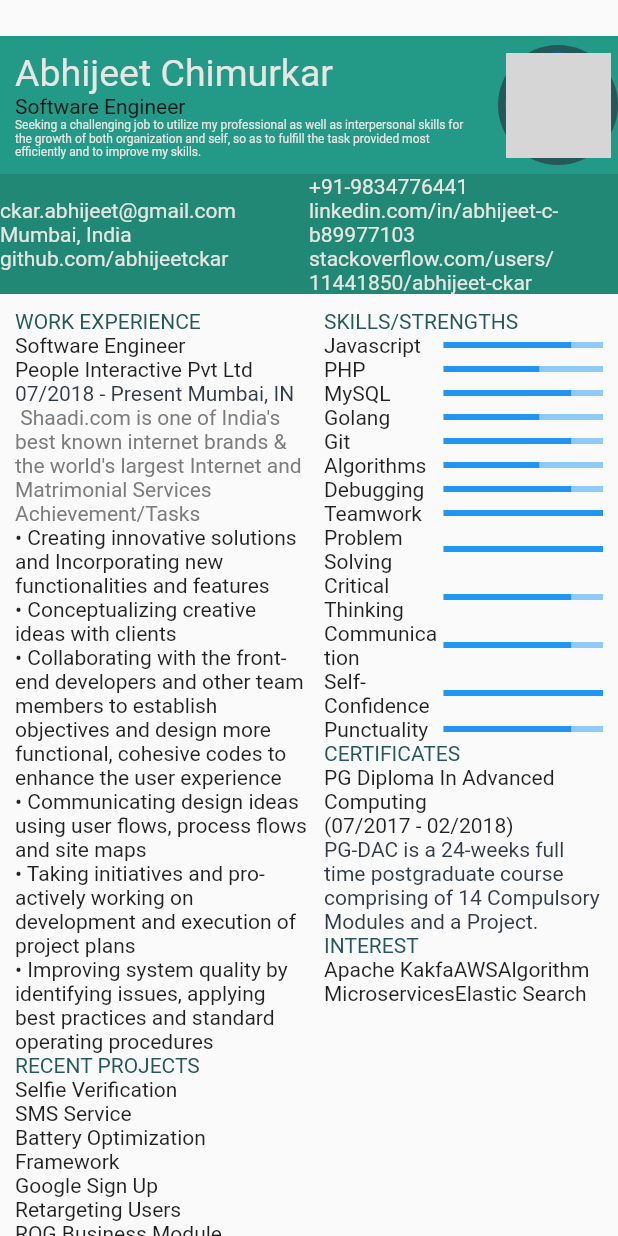
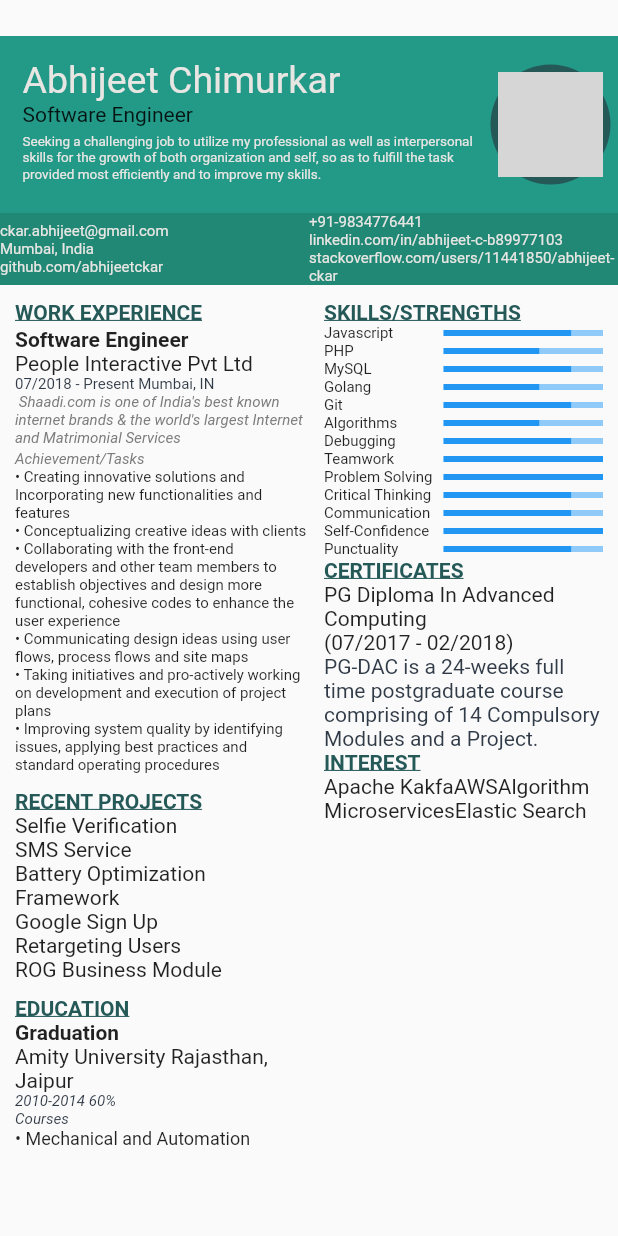
Before and after one commit to abhijeetckar/my_resume, a Flutter app: the screen it shows after launch, on a phone screen of 412 x 824 dp. Run offline on Flutter 3.47's test engine with Material 2 defaults, Android fonts, the phone set to English and light mode, and no system bars; our stand-ins replace font_awesome_flutter; grey boxes are pictures that could not be loaded.

```diff
--- a/lib/main.dart
+++ b/lib/main.dart
@@ -10,13 +10,14 @@ class ProfilePage extends StatelessWidget {
   @override
   Widget build(BuildContext context) {
     return Scaffold(
-      body : SingleChildScrollView(
+      body: SingleChildScrollView(
         child: Column(
           children: <Widget>[
             SizedBox(height: 24.0),
             Container(
                 color: Color.fromRGBO(35, 153, 136, 1),
-                child : Row(
+                padding: EdgeInsets.all(5.0),
+                child: Row(
                   children: <Widget>[
                     Expanded(
                       child: Container(
@@ -24,22 +25,26 @@ class ProfilePage extends StatelessWidget {
                           child: Column(
                             crossAxisAlignment: CrossAxisAlignment.start,
                             children: <Widget>[
-                            Text('Abhijeet Chimurkar',
+                              Text(
+                                'Abhijeet Chimurkar',
                                 style: TextStyle(
                                   color: Color.fromRGBO(232, 230, 227, 1),
                                   fontSize: 25,
                                 ),
                               ),
                               Text('Software Engineer'),
-                            Text('Seeking a challenging job to utilize my professional as well as interpersonal skills for the growth of both organization and self, so as to fulfill the task provided most efficiently and to improve my skills.',
+                              Padding(
+                                child: Text(
+                                  'Seeking a challenging job to utilize my professional as well as interpersonal skills for the growth of both organization and self, so as to fulfill the task provided most efficiently and to improve my skills.',
                                   style: TextStyle(
                                     color: Color.fromRGBO(232, 230, 227, 1),
-                                fontSize: 8,
+                                    fontSize: 9,
                                   ),
+                                ),
+                                padding: EdgeInsets.fromLTRB(0, 5, 0, 5),
                               )
                             ],
-                        )
-                      ),
+                          )),
                     ),
                     Container(
                         width: 80.0,
@@ -51,52 +56,60 @@ class ProfilePage extends StatelessWidget {
                             radius: 35.0,
                             backgroundImage: AssetImage('images/image_2.jpg'),
                           ),
-                      )
-                    ),
+                        )),
                   ],
-                )
-            ),
+                )),
             Container(
               color: Color.fromRGBO(33, 136, 118, 1),
               child: Row(
                 children: <Widget>[
-                  Expanded(child: Container(
+                  Expanded(
+                      child: Container(
                     child: Column(
                       crossAxisAlignment: CrossAxisAlignment.start,
                       children: <Widget>[
                         Row(
                           children: <Widget>[
                             InkWell(
-                              child: Text('ckar.abhijeet@gmail.com',
+                              child: Text(
+                                'ckar.abhijeet@gmail.com',
                                 style: TextStyle(
                                   color: Color.fromRGBO(232, 230, 227, 1),
+                                  fontSize: 10
                                 ),
                               ),
-                              onTap: ()async{
-                                if (await canLaunch("mailto:ckar.abhijeet@gmail.com")) {
-                                  await launch("mailto:ckar.abhijeet@gmail.com");
-                                }else {
+                              onTap: () async {
+                                if (await canLaunch(
+                                    "mailto:ckar.abhijeet@gmail.com")) {
+                                  await launch(
+                                      "mailto:ckar.abhijeet@gmail.com");
+                                } else {
                                   throw 'Could not launch mailto:ckar.abhijeet@gmail.com';
                                 }
                               },
                             ),
                           ],
                         ),
-                        Text('Mumbai, India',
+                        Text(
+                          'Mumbai, India',
                           style: TextStyle(
                             color: Color.fromRGBO(232, 230, 227, 1),
+                            fontSize: 10
                           ),
                         ),
                         InkWell(
-                          child: Text('github.com/abhijeetckar',
+                          child: Text(
+                            'github.com/abhijeetckar',
                             style: TextStyle(
                               color: Color.fromRGBO(232, 230, 227, 1),
+                              fontSize: 10
                             ),
                           ),
-                          onTap: ()async{
-                            if (await canLaunch("https://github.com/abhijeetckar")) {
+                          onTap: () async {
+                            if (await canLaunch(
+                                "https://github.com/abhijeetckar")) {
                               await launch("https://github.com/abhijeetckar");
-                            }else {
+                            } else {
                               throw 'Could not launch https://github.com/abhijeetckar';
                             }
                           },
@@ -104,39 +117,50 @@ class ProfilePage extends StatelessWidget {
                       ],
                     ),
                   )),
-                  Expanded(child: Container(
+                  Expanded(
+                      child: Container(
                     child: Column(
                       crossAxisAlignment: CrossAxisAlignment.start,
                       children: <Widget>[
-                        Text('+91-9834776441',
+                        Text(
+                          '+91-9834776441',
                           style: TextStyle(
                             color: Color.fromRGBO(232, 230, 227, 1),
+                            fontSize: 10
                           ),
                         ),
                         InkWell(
-                          child: Text('linkedin.com/in/abhijeet-c-b89977103',
+                          child: Text(
+                            'linkedin.com/in/abhijeet-c-b89977103',
                             style: TextStyle(
                               color: Color.fromRGBO(232, 230, 227, 1),
+                              fontSize: 10
                             ),
                           ),
-                          onTap: ()async{
-                            if (await canLaunch("https://linkedin.com/in/abhijeet-c-b89977103")) {
-                              await launch("https://linkedin.com/in/abhijeet-c-b89977103");
-                            }else {
+                          onTap: () async {
+                            if (await canLaunch(
+                                "https://linkedin.com/in/abhijeet-c-b89977103")) {
+                              await launch(
+                                  "https://linkedin.com/in/abhijeet-c-b89977103");
+                            } else {
                               throw 'Could not launch https://linkedin.com/in/abhijeet-c-b89977103';
                             }
                           },
                         ),
                         InkWell(
-                          child: Text('stackoverflow.com/users/11441850/abhijeet-ckar',
+                          child: Text(
+                            'stackoverflow.com/users/11441850/abhijeet-ckar',
                             style: TextStyle(
                               color: Color.fromRGBO(232, 230, 227, 1),
+                              fontSize: 10
                             ),
                           ),
-                          onTap: ()async{
-                            if (await canLaunch("https://stackoverflow.com/users/11441850/abhijeet-ckar")) {
-                              await launch("https://stackoverflow.com/users/11441850/abhijeet-ckar");
-                            }else {
+                          onTap: () async {
+                            if (await canLaunch(
+                                "https://stackoverflow.com/users/11441850/abhijeet-ckar")) {
+                              await launch(
+                                  "https://stackoverflow.com/users/11441850/abhijeet-ckar");
+                            } else {
                               throw 'Could not launch https://stackoverflow.com/users/11441850/abhijeet-ckar';
                             }
                           },
@@ -160,44 +184,101 @@ class ProfilePage extends StatelessWidget {
                             child: Column(
                               crossAxisAlignment: CrossAxisAlignment.start,
                               children: <Widget>[
-                                Text('WORK EXPERIENCE',
+                                Text(
+                                  'WORK EXPERIENCE',
                                   style: TextStyle(
                                     color: Color.fromRGBO(37, 89, 88, 1),
+                                    fontSize: 14,
+                                    fontWeight: FontWeight.w700,
+                                    decoration: TextDecoration.underline
                                   ),
                                 ),
-                                Text('Software Engineer'),
-                                Text('People Interactive Pvt Ltd'),
-                                Text('07/2018 - Present Mumbai, IN',
+                                SizedBox(height: 2),
+                                Text('Software Engineer',
+                                  style : TextStyle(
+                                    fontSize: 14,
+                                    fontWeight: FontWeight.w700,
+                                  )
+                                ),
+                                Text('People Interactive Pvt Ltd',
+                                  style : TextStyle(
+                                    fontSize: 14,
+                                  )
+                                ),
+                                Text(
+                                  '07/2018 - Present Mumbai, IN',
                                   style: TextStyle(
+                                    fontSize: 10,
                                     color: Color.fromRGBO(49, 59, 71, 1),
                                   ),
                                 ),
-                                Text(' Shaadi.com is one of India\'s best known internet brands & the world\'s largest Internet and Matrimonial Services',
+                                Text(
+                                  ' Shaadi.com is one of India\'s best known internet brands & the world\'s largest Internet and Matrimonial Services',
                                   style: TextStyle(
-                                    color: Color.fromRGBO(124, 124, 124, 1)
+                                      fontSize: 10,
+                                      fontStyle: FontStyle.italic,
+                                      color: Color.fromRGBO(124, 124, 124, 1)),
+                                ),
+                                SizedBox(height: 2),
+                                Text(
+                                  'Achievement/Tasks',
+                                  style: TextStyle(
+                                      fontSize: 10,
+                                      fontStyle: FontStyle.italic,
+                                      color: Color.fromRGBO(124, 124, 124, 1)),
+                                ),
+                                Text(
+                                  '\u2022 Creating innovative solutions and Incorporating new functionalities and features',
+                                  style: TextStyle(
+                                    fontSize: 10,
                                   ),
                                 ),
-                                Text('Achievement/Tasks',
+                                Text(
+                                  '\u2022 Conceptualizing creative ideas with clients',
                                   style: TextStyle(
-                                      color: Color.fromRGBO(124, 124, 124, 1)
+                                    fontSize: 10,
                                   ),
                                 ),
-                                Text('\u2022 Creating innovative solutions and Incorporating new functionalities and features'),
-                                Text('\u2022 Conceptualizing creative ideas with clients'),
-                                Text('\u2022 Collaborating with the front-end developers and other team members to establish objectives and design more functional, cohesive codes to enhance the user experience'),
-                                Text('\u2022 Communicating design ideas using user flows, process flows and site maps'),
-                                Text('\u2022 Taking initiatives and pro-actively working on development and execution of project plans'),
-                                Text('\u2022 Improving system quality by identifying issues, applying best practices and standard operating procedures'),
+                                Text(
+                                    '\u2022 Collaborating with the front-end developers and other team members to establish objectives and design more functional, cohesive codes to enhance the user experience',
+                                  style: TextStyle(
+                                    fontSize: 10,
+                                  ),
+                                ),
+                                Text(
+                                    '\u2022 Communicating design ideas using user flows, process flows and site maps',
+                                  style: TextStyle(
+                                    fontSize: 10,
+                                  ),
+                                ),
+                                Text(
+                                    '\u2022 Taking initiatives and pro-actively working on development and execution of project plans',
+                                  style: TextStyle(
+                                    fontSize: 10,
+                                  ),
+                                ),
+                                Text(
+                                    '\u2022 Improving system quality by identifying issues, applying best practices and standard operating procedures',
+                                  style: TextStyle(
+                                    fontSize: 10,
+                                  ),
+                                ),
                               ],
                             ),
                           ),
+                          SizedBox(height: 10),
                           Container(
                             child: Column(
                               crossAxisAlignment: CrossAxisAlignment.start,
+                              mainAxisAlignment: MainAxisAlignment.start,
                               children: <Widget>[
-                                Text('RECENT PROJECTS',
+                                Text(
+                                  'RECENT PROJECTS',
                                   style: TextStyle(
                                     color: Color.fromRGBO(37, 89, 88, 1),
+                                    fontSize: 14,
+                                    fontWeight: FontWeight.w700,
+                                    decoration: TextDecoration.underline
                                   ),
                                 ),
                                 Text('Selfie Verification'),
@@ -209,28 +290,48 @@ class ProfilePage extends StatelessWidget {
                               ],
                             ),
                           ),
+                          SizedBox(height: 10),
                           Container(
                             child: Column(
                               crossAxisAlignment: CrossAxisAlignment.start,
                               children: [
-                                Text('EDUCATION',
+                                Text(
+                                  'EDUCATION',
                                   style: TextStyle(
                                     color: Color.fromRGBO(37, 89, 88, 1),
+                                    fontSize: 14,
+                                    fontWeight: FontWeight.w700,
+                                    decoration: TextDecoration.underline
                                   ),
                                 ),
-                                Text('Graduation'),
+                                Text('Graduation',
+                                  style: TextStyle(
+                                    fontSize: 14,
+                                    fontWeight: FontWeight.w700,
+                                  ),
+                                ),
                                 Text('Amity University Rajasthan, Jaipur'),
-                                Text('2010-2014 60%',
+                                Text(
+                                  '2010-2014 60%',
                                   style: TextStyle(
                                     color: Color.fromRGBO(49, 59, 71, 1),
+                                    fontSize: 10,
+                                    fontStyle: FontStyle.italic
                                   ),
                                 ),
-                                Text('Courses',
+                                Text(
+                                  'Courses',
                                   style: TextStyle(
                                     color: Color.fromRGBO(49, 59, 71, 1),
+                                    fontSize: 10,
+                                    fontStyle: FontStyle.italic
                                   ),
                                 ),
-                                Text('\u2022 Mechanical and Automation'),
+                                Text('\u2022 Mechanical and Automation',
+                                  style: TextStyle(
+                                    fontSize: 12,
+                                  ),
+                                ),
                               ],
                             ),
                           )
@@ -240,16 +341,20 @@ class ProfilePage extends StatelessWidget {
                   ),
                   Expanded(
                     child: Container(
-                      margin: EdgeInsets.only(left : 10.0),
+                      margin: EdgeInsets.only(left: 10.0),
                       child: Column(
                         children: <Widget>[
                           Container(
                             child: Column(
                               crossAxisAlignment: CrossAxisAlignment.start,
                               children: <Widget>[
-                                Text('SKILLS/STRENGTHS',
+                                Text(
+                                  'SKILLS/STRENGTHS',
                                   style: TextStyle(
                                     color: Color.fromRGBO(37, 89, 88, 1),
+                                    fontSize: 14,
+                                    fontWeight: FontWeight.w700,
+                                    decoration: TextDecoration.underline
                                   ),
                                 ),
                                 _buildSkillRow("Javascript", 0.80),
@@ -272,14 +377,19 @@ class ProfilePage extends StatelessWidget {
                             child: Column(
                               crossAxisAlignment: CrossAxisAlignment.start,
                               children: <Widget>[
-                                Text('CERTIFICATES',
+                                Text(
+                                  'CERTIFICATES',
                                   style: TextStyle(
                                     color: Color.fromRGBO(37, 89, 88, 1),
+                                    fontSize: 14,
+                                    fontWeight: FontWeight.w700,
+                                    decoration: TextDecoration.underline
                                   ),
                                 ),
                                 Text('PG Diploma In Advanced Computing'),
                                 Text('(07/2017 - 02/2018)'),
-                                Text('PG-DAC is a 24-weeks full time postgraduate course comprising of 14 Compulsory Modules and a Project.',
+                                Text(
+                                  'PG-DAC is a 24-weeks full time postgraduate course comprising of 14 Compulsory Modules and a Project.',
                                   style: TextStyle(
                                     color: Color.fromRGBO(49, 59, 71, 1),
                                   ),
@@ -291,14 +401,17 @@ class ProfilePage extends StatelessWidget {
                             child: Column(
                               crossAxisAlignment: CrossAxisAlignment.start,
                               children: <Widget>[
-                                Text('INTEREST',
+                                Text(
+                                  'INTEREST',
                                   style: TextStyle(
                                     color: Color.fromRGBO(37, 89, 88, 1),
+                                    fontSize: 14,
+                                    fontWeight: FontWeight.w700,
+                                    decoration: TextDecoration.underline
                                   ),
                                 ),
                                 Row(
                                   children: <Widget>[
-
                                     Text('Apache Kakfa'),
                                     Text('AWS'),
                                     Text('Algorithm'),
@@ -344,8 +457,10 @@ Row _buildSkillRow(String skill, double level) {
           flex: 3,
           child: Text(
             skill,
-          )
+            style: TextStyle(
+              fontSize: 10,
             ),
+          )),
       Expanded(
         flex: 4,
         child: LinearProgressIndicator(
```
Lines whose indentation alone changed are shown as unchanged.
